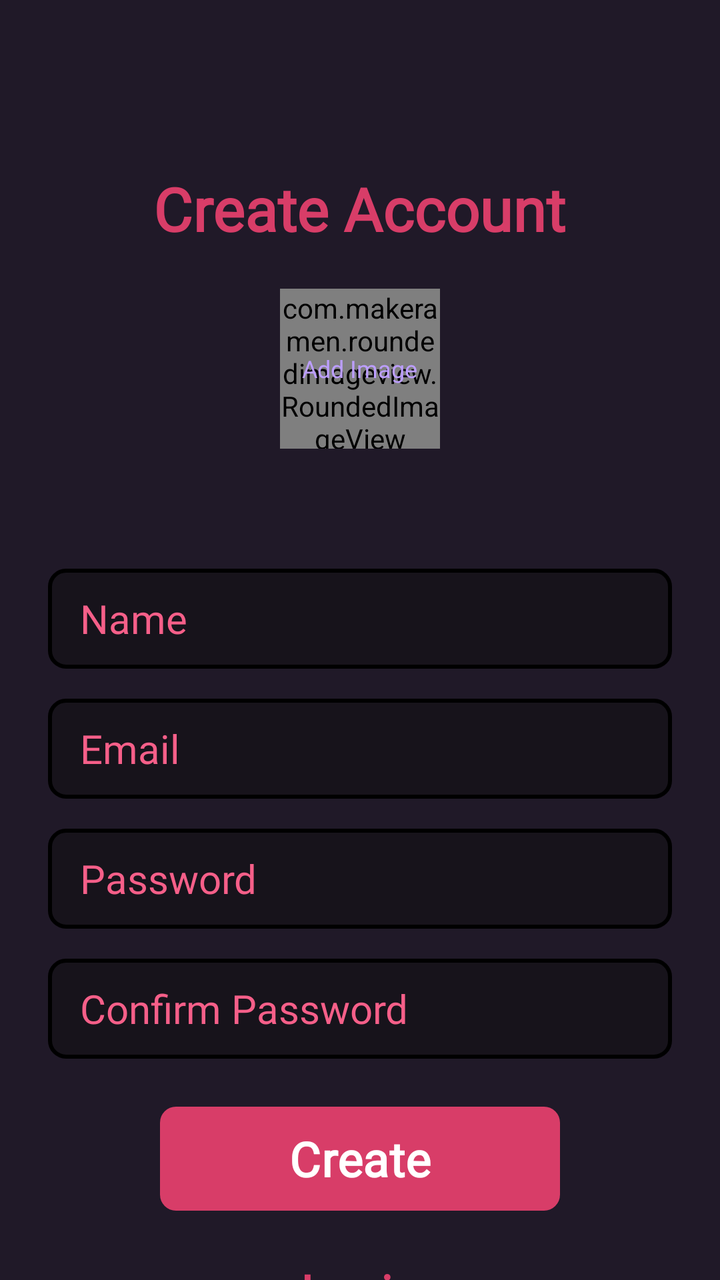
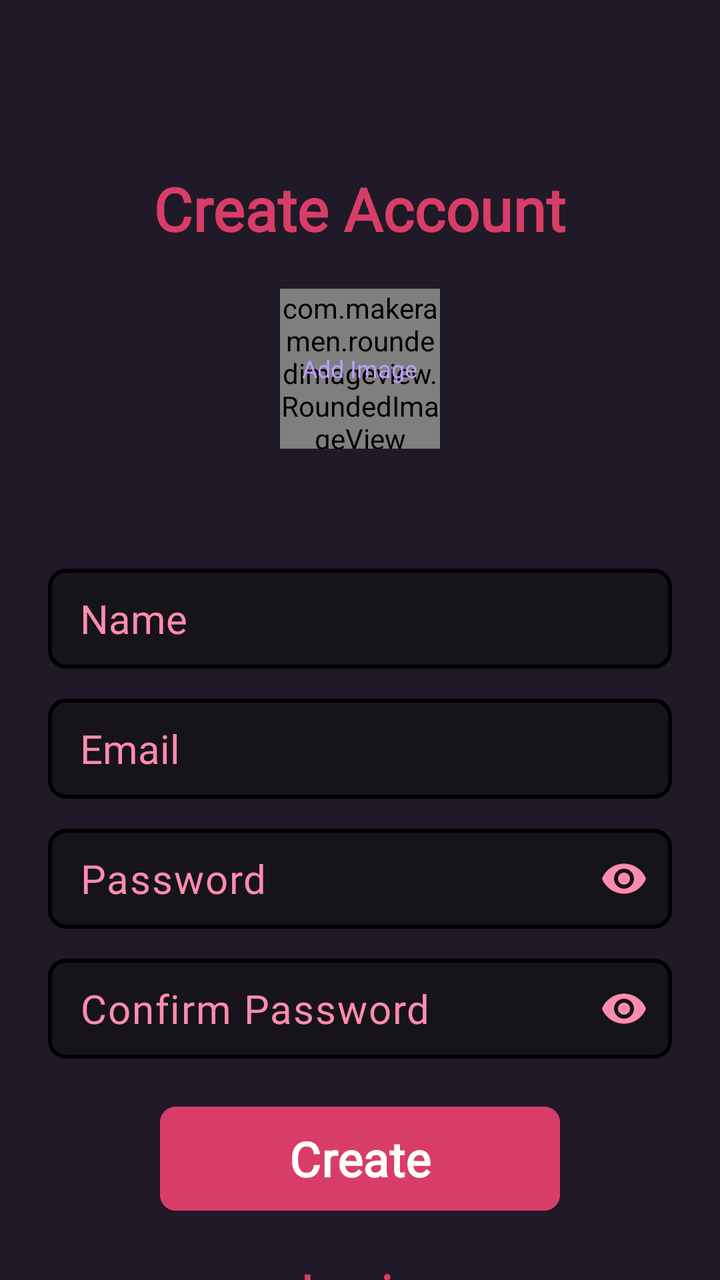

Screens rendered from an Android XML layout before and after an edit, with the pre-edit source and the edit as a unified diff.
<!-- AndroidManifest.xml: application theme Theme.Chatapp -->
<!-- res/layout/activity_sign_up.xml -->
<?xml version="1.0" encoding="utf-8"?>
<ScrollView xmlns:android="http://schemas.android.com/apk/res/android"
    xmlns:app="http://schemas.android.com/apk/res-auto"
    xmlns:tools="http://schemas.android.com/tools"
    android:id="@+id/signUp"
    android:layout_width="match_parent"
    android:layout_height="match_parent"
    android:clipToPadding="false"
    android:overScrollMode="never"
    android:padding="24dp"
    android:scrollbars="none"
    android:background="@color/background"
    tools:context=".activities.SignUpActivity">

    <LinearLayout
        android:layout_width="match_parent"
        android:layout_height="wrap_content"
        android:gravity="center_horizontal"
        android:orientation="vertical">

        <TextView
            android:layout_width="wrap_content"
            android:layout_height="wrap_content"
            android:layout_marginTop="60dp"
            android:fontFamily="@font/courgette"
            android:text="@string/create_account"
            android:textColor="@color/primary"
            android:textSize="30sp"
            android:textStyle="bold" />

        <FrameLayout
            android:id="@+id/layoutImage"
            android:layout_width="wrap_content"
            android:layout_height="wrap_content"
            android:layout_marginTop="20dp">

            <com.makeramen.roundedimageview.RoundedImageView
            android:id="@+id/profileImage"
            android:layout_width="80dp"
            android:layout_height="80dp"
            android:background="@drawable/background_image"
            android:scaleType="centerCrop"
            app:riv_oval="true"/>

            <TextView
                android:id="@+id/textAddImage"
                android:layout_width="wrap_content"
                android:layout_height="wrap_content"
                android:layout_gravity="center"
                android:fontFamily="@font/courgette"
                android:text="@string/add_image"
                android:textColor="@color/secondary_text"
                android:textSize="12dp"/>

        </FrameLayout>

        <EditText
            android:id="@+id/inputName"
            android:layout_width="match_parent"
            android:layout_height="50dp"
            android:layout_marginTop="60dp"
            android:fontFamily="@font/courgette"
            android:hint="@string/hint_name"
            android:background="@drawable/background_input"
            android:imeOptions="actionNext"
            android:importantForAutofill="no"
            android:inputType="textEmailAddress"
            android:paddingStart="16dp"
            android:paddingEnd="16dp"
            android:textColor="@color/primary_text"
            android:textColorHint="@color/primary_text"
            android:textSize="20sp"/>

        <EditText
            android:id="@+id/inputEmail"
            android:layout_width="match_parent"
            android:layout_height="50dp"
            android:layout_marginTop="15dp"
            android:fontFamily="@font/courgette"
            android:hint="@string/hint_email"
            android:background="@drawable/background_input"
            android:imeOptions="actionNext"
            android:importantForAutofill="no"
            android:inputType="textEmailAddress"
            android:paddingStart="16dp"
            android:paddingEnd="16dp"
            android:textColor="@color/primary_text"
            android:textColorHint="@color/primary_text"
            android:textSize="20sp"/>

        <EditText
            android:id="@+id/inputPassword"
            android:layout_width="match_parent"
            android:layout_height="50dp"
            android:layout_marginTop="15dp"
            android:fontFamily="@font/courgette"
            android:hint="@string/hint_password"
            android:background="@drawable/background_input"
            android:imeOptions="actionNext"
            android:importantForAutofill="no"
            android:inputType="textPassword"
            android:paddingStart="16dp"
            android:paddingEnd="16dp"
            android:textAlignment="gravity"
            android:textColor="@color/primary_text"
            android:textColorHint="@color/primary_text"
            android:textSize="20sp"/>

        <EditText
            android:id="@+id/inputConfirmPassword"
            android:layout_width="match_parent"
            android:layout_height="50dp"
            android:layout_marginTop="15dp"
            android:fontFamily="@font/courgette"
            android:hint="@string/confirm_password"
            android:background="@drawable/background_input"
            android:imeOptions="actionNext"
            android:importantForAutofill="no"
            android:inputType="textPassword"
            android:paddingStart="16dp"
            android:paddingEnd="16dp"
            android:textAlignment="gravity"
            android:textColor="@color/primary_text"
            android:textColorHint="@color/primary_text"
            android:textSize="20sp"/>

        <FrameLayout
            android:layout_width="match_parent"
            android:layout_height="match_parent">

            <com.google.android.material.button.MaterialButton
                android:id="@+id/buttonSignUp"
                android:layout_width="200dp"
                android:layout_height="60dp"
                android:layout_marginTop="20dp"
                android:layout_gravity="top|center"
                android:fontFamily="@font/courgette"
                android:text="@string/create_button_text"
                android:textColor="@color/white"
                android:textSize="24sp"
                android:textStyle="bold"
                app:cornerRadius="8sp"/>

            <ProgressBar
                android:id="@+id/progressBar"
                android:layout_width="25dp"
                android:layout_height="25dp"
                android:layout_gravity="center"
                android:visibility="invisible"/>

        </FrameLayout>

        <TextView
            android:id="@+id/textSignIn"
            android:layout_width="wrap_content"
            android:layout_height="wrap_content"
            android:layout_marginTop="20dp"
            android:fontFamily="@font/courgette"
            android:text="@string/login"
            android:textColor="@color/primary"
            android:textSize="24sp"
            android:textStyle="bold"/>

    </LinearLayout>

</ScrollView>
<!-- resources referenced by this layout -->
<resources>
  <color name="background">#201928</color>
  <color name="primary">#FFD83D68</color>
  <color name="primary_text">#F65F89</color>
  <color name="secondary_text">#BC9EFF</color>
  <color name="white">#FFFFFFFF</color>
  <!-- drawable background_image (drawable) -->
  <?xml version="1.0" encoding="utf-8"?>
  <shape xmlns:android="http://schemas.android.com/apk/res/android" android:shape="oval">
      <solid android:color="@color/background_icon"/>
      <stroke
          android:color="@color/black"
          android:width="2dp"/>
  </shape>
  <!-- drawable background_input (drawable) -->
  <?xml version="1.0" encoding="utf-8"?>
  <shape xmlns:android="http://schemas.android.com/apk/res/android" android:shape="rectangle">
      <corners android:radius="8dp"/>
      <solid android:color="@color/background_input"/>
      <stroke
          android:color="@color/black"
          android:width="2dp"/>
  </shape>
  <string name="add_image">Add Image</string>
  <string name="confirm_password">Confirm Password</string>
  <string name="create_account">Create Account</string>
  <string name="create_button_text">Create</string>
  <string name="hint_email">Email</string>
  <string name="hint_name">Name</string>
  <string name="hint_password">Password</string>
  <string name="login">Login</string>
  <style name="Theme.Chatapp" parent="Base.Theme.Chatapp" />
  <color name="background_icon">#17131B</color>
  <color name="black">#FF000000</color>
  <color name="background_input">#17131B</color>
  <style name="Base.Theme.Chatapp" parent="Theme.Material3.DayNight.NoActionBar">
          
          <item name="colorPrimary">@color/primary</item>
          <item name="android:statusBarColor">@color/primary</item>
          
      </style>
</resources>

<!-- the commit's change to res/layout/activity_sign_up.xml (unified diff, before → after) -->
@@ -28,6 +28,7 @@
             android:textSize="30sp"
             android:textStyle="bold" />
 
+        
         <FrameLayout
             android:id="@+id/layoutImage"
             android:layout_width="wrap_content"
@@ -50,10 +51,11 @@
                 android:fontFamily="@font/courgette"
                 android:text="@string/add_image"
                 android:textColor="@color/secondary_text"
-                android:textSize="12dp"/>
+                android:textSize="12sp"/>
 
         </FrameLayout>
 
+        
         <EditText
             android:id="@+id/inputName"
             android:layout_width="match_parent"
@@ -88,42 +90,67 @@
             android:textColorHint="@color/primary_text"
             android:textSize="20sp"/>
 
-        <EditText
-            android:id="@+id/inputPassword"
+        
+        <com.google.android.material.textfield.TextInputLayout
             android:layout_width="match_parent"
-            android:layout_height="50dp"
+            android:layout_height="wrap_content"
             android:layout_marginTop="15dp"
-            android:fontFamily="@font/courgette"
-            android:hint="@string/hint_password"
-            android:background="@drawable/background_input"
-            android:imeOptions="actionNext"
-            android:importantForAutofill="no"
-            android:inputType="textPassword"
-            android:paddingStart="16dp"
-            android:paddingEnd="16dp"
-            android:textAlignment="gravity"
-            android:textColor="@color/primary_text"
-            android:textColorHint="@color/primary_text"
-            android:textSize="20sp"/>
+            app:endIconMode="password_toggle"
+            app:endIconTint="@color/see_password_icon"
+            app:hintEnabled="false"
+            app:boxBackgroundMode="none">
 
-        <EditText
-            android:id="@+id/inputConfirmPassword"
+            <com.google.android.material.textfield.TextInputEditText
+                android:id="@+id/inputPassword"
+                android:layout_width="match_parent"
+                android:layout_height="50dp"
+                android:fontFamily="@font/courgette"
+                android:hint="@string/hint_password"
+                android:background="@drawable/background_input"
+                android:imeOptions="actionNext"
+                android:importantForAutofill="no"
+                android:inputType="textPassword"
+                android:paddingStart="16dp"
+                android:paddingEnd="16dp"
+                android:paddingTop="0dp"
+                android:paddingBottom="0dp"
+                android:textColor="@color/primary_text"
+                android:textColorHint="@color/primary_text"
+                android:textSize="20sp" />
+
+        </com.google.android.material.textfield.TextInputLayout>
+
+        
+        <com.google.android.material.textfield.TextInputLayout
             android:layout_width="match_parent"
-            android:layout_height="50dp"
+            android:layout_height="wrap_content"
             android:layout_marginTop="15dp"
-            android:fontFamily="@font/courgette"
-            android:hint="@string/confirm_password"
-            android:background="@drawable/background_input"
-            android:imeOptions="actionNext"
-            android:importantForAutofill="no"
-            android:inputType="textPassword"
-            android:paddingStart="16dp"
-            android:paddingEnd="16dp"
-            android:textAlignment="gravity"
-            android:textColor="@color/primary_text"
-            android:textColorHint="@color/primary_text"
-            android:textSize="20sp"/>
+            app:endIconMode="password_toggle"
+            app:endIconTint="@color/see_password_icon"
+            app:hintEnabled="false"
+            app:boxBackgroundMode="none">
 
+            <com.google.android.material.textfield.TextInputEditText
+                android:id="@+id/inputConfirmPassword"
+                android:layout_width="match_parent"
+                android:layout_height="50dp"
+                android:fontFamily="@font/courgette"
+                android:hint="@string/confirm_password"
+                android:background="@drawable/background_input"
+                android:imeOptions="actionNext"
+                android:importantForAutofill="no"
+                android:inputType="textPassword"
+                android:paddingStart="16dp"
+                android:paddingEnd="16dp"
+                android:paddingTop="0dp"
+                android:paddingBottom="0dp"
+                android:textColor="@color/primary_text"
+                android:textColorHint="@color/primary_text"
+                android:textSize="20sp" />
+
+        </com.google.android.material.textfield.TextInputLayout>
+
+        
         <FrameLayout
             android:layout_width="match_parent"
             android:layout_height="match_parent">
@@ -134,6 +161,7 @@
                 android:layout_height="60dp"
                 android:layout_marginTop="20dp"
                 android:layout_gravity="top|center"
+                android:backgroundTint="@color/primary"
                 android:fontFamily="@font/courgette"
                 android:text="@string/create_button_text"
                 android:textColor="@color/white"
<!-- resource entries referenced after the edit -->
@@ -2,8 +2,9 @@
 <resources>
   <color name="background">#201928</color>
   <color name="primary">#FFD83D68</color>
-  <color name="primary_text">#F65F89</color>
+  <color name="primary_text">#FF8CAC</color>
   <color name="secondary_text">#BC9EFF</color>
+  <color name="see_password_icon">#FF8CAC</color>
   <color name="white">#FFFFFFFF</color>
   <!-- drawable background_image (drawable) -->
   <?xml version="1.0" encoding="utf-8"?>
@@ -15,12 +16,13 @@
   </shape>
   <!-- drawable background_input (drawable) -->
   <?xml version="1.0" encoding="utf-8"?>
-  <shape xmlns:android="http://schemas.android.com/apk/res/android" android:shape="rectangle">
+  <shape xmlns:android="http://schemas.android.com/apk/res/android"
+      android:shape="rectangle">
       <corners android:radius="8dp"/>
       <solid android:color="@color/background_input"/>
       <stroke
-          android:color="@color/black"
-          android:width="2dp"/>
+          android:width="2dp"
+          android:color="@color/black"/>
   </shape>
   <string name="add_image">Add Image</string>
   <string name="confirm_password">Confirm Password</string>
